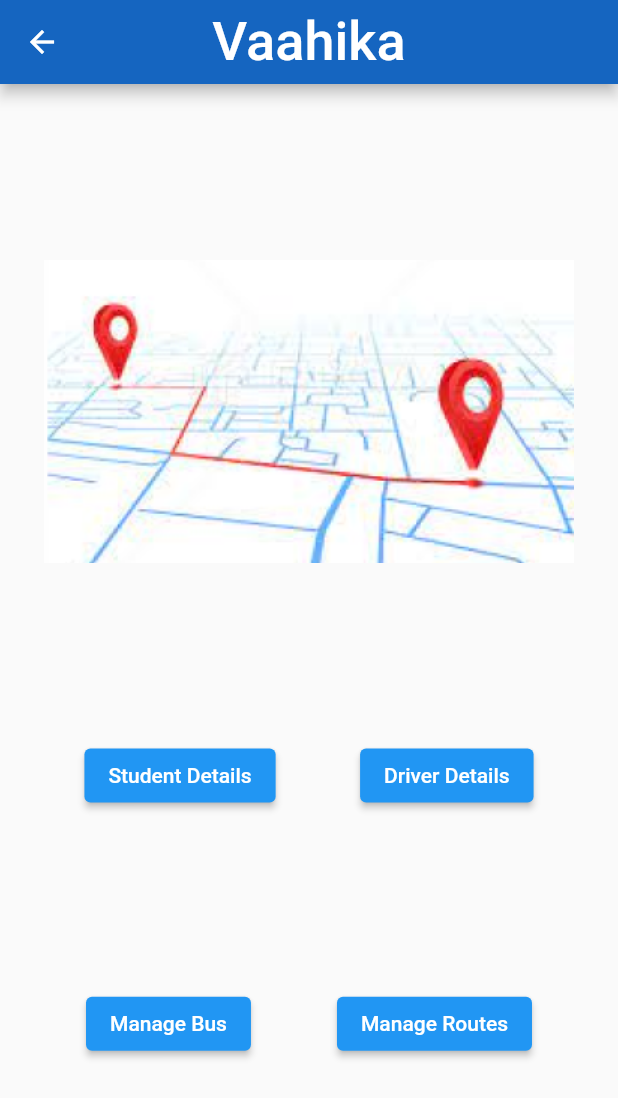
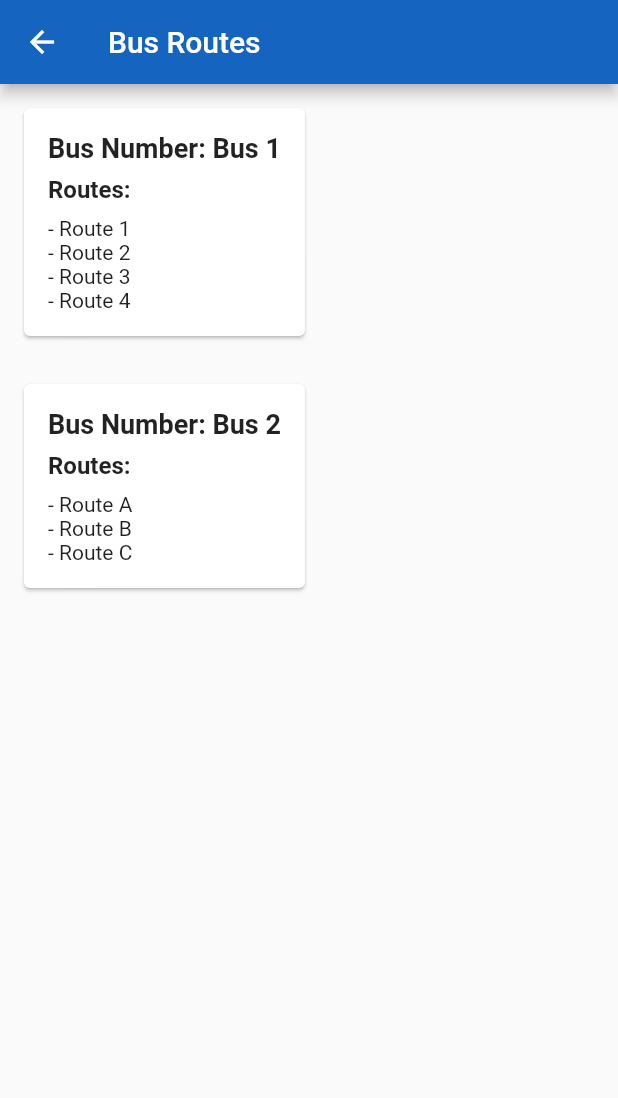
Before and after one commit to KeerthiAnilNair/Vaahika, a Flutter app: the AdminHome screen opened directly, after a tap on "Manage Routes", on a phone screen of 412 x 824 dp. Shown: the top 1098 px of the screen. Run offline on Flutter 3.47's test engine with Material 2 defaults, Android fonts, the phone set to English and light mode, and no system bars; our stand-ins replace google_maps_flutter, splashscreen; missing offline and left inert: flutter_material_color_picker; Roboto replaces fonts that are missing (LakkiReddy).

Commit message:
updated bus routes

```diff
--- a/lib/adminhome.dart
+++ b/lib/adminhome.dart
@@ -1,6 +1,7 @@
 import 'package:flutter/material.dart';
 import 'package:sample_project/driver_details.dart';
 import 'package:sample_project/student_details.dart';
+import 'package:sample_project/manage_route.dart';
 
 class AdminHome extends StatelessWidget {
   const AdminHome({super.key});
@@ -53,7 +54,15 @@ class AdminHome extends StatelessWidget {
               crossAxisAlignment: CrossAxisAlignment.center,
               children: [
                 ElevatedButton(onPressed: () {}, child: Text('Manage Bus')),
-                ElevatedButton(onPressed: () {}, child: Text('Manage Routes'))
+                ElevatedButton(
+                    onPressed: () {
+                      Navigator.push(
+                        context,
+                        MaterialPageRoute(
+                            builder: (context) => ManageRoutes()),
+                      );
+                    },
+                    child: Text('Manage Routes'))
               ],
             ),
           ],
--- /dev/null
+++ b/lib/manage_route.dart
@@ -0,0 +1,82 @@
+import 'package:flutter/material.dart';
+
+class ManageRoutes extends StatelessWidget {
+  @override
+  Widget build(BuildContext context) {
+    return Scaffold(
+      appBar: AppBar(
+        title: Text('Bus Routes'),
+      ),
+      body: Container(
+        child: Column(
+          crossAxisAlignment: CrossAxisAlignment.start,
+          children: [
+            BusRouteCard(
+              busNumber: 'Bus 1',
+              routes: [
+                'Route 1',
+                'Route 2',
+                'Route 3',
+                'Route 4',
+              ],
+            ),
+            BusRouteCard(
+              busNumber: 'Bus 2',
+              routes: [
+                'Route A',
+                'Route B',
+                'Route C',
+              ],
+            ),
+          ],
+        ),
+      ),
+    );
+  }
+}
+
+class BusRouteCard extends StatelessWidget {
+  final String busNumber;
+  final List<String> routes;
+
+  const BusRouteCard({
+    Key? key,
+    required this.busNumber,
+    required this.routes,
+  }) : super(key: key);
+
+  @override
+  Widget build(BuildContext context) {
+    return Card(
+      margin: EdgeInsets.all(16.0),
+      child: Padding(
+        padding: EdgeInsets.all(16.0),
+        child: Column(
+          crossAxisAlignment: CrossAxisAlignment.start,
+          children: [
+            Text(
+              'Bus Number: $busNumber',
+              style: TextStyle(
+                fontSize: 18.0,
+                fontWeight: FontWeight.bold,
+              ),
+            ),
+            SizedBox(height: 8.0),
+            Text(
+              'Routes:',
+              style: TextStyle(
+                fontSize: 16.0,
+                fontWeight: FontWeight.bold,
+              ),
+            ),
+            SizedBox(height: 8.0),
+            Column(
+              crossAxisAlignment: CrossAxisAlignment.start,
+              children: routes.map((route) => Text('- $route')).toList(),
+            ),
+          ],
+        ),
+      ),
+    );
+  }
+}
--- a/lib/student_details.dart
+++ b/lib/student_details.dart
@@ -9,7 +9,7 @@ class StudentDetails extends StatelessWidget {
     return Scaffold(
       appBar: AppBar(
         title: Text(
-          'Student Details',
+          'Vaahika',
           style: TextStyle(
             fontFamily: 'LakkiReddy',
             fontSize: 36,
```
